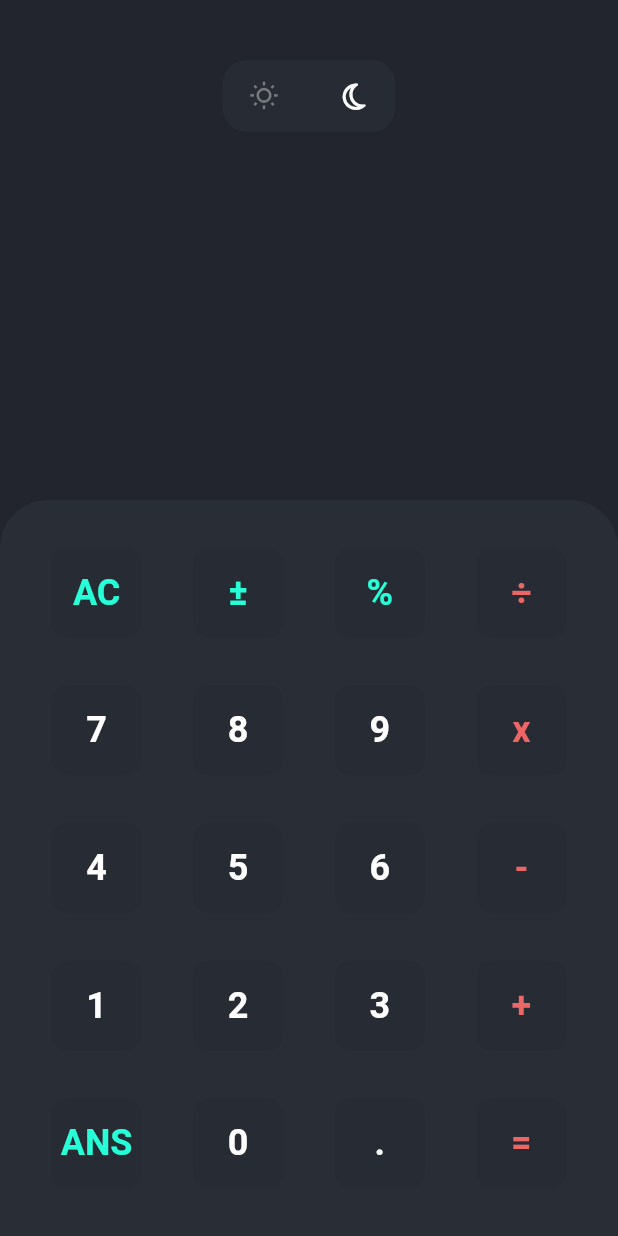
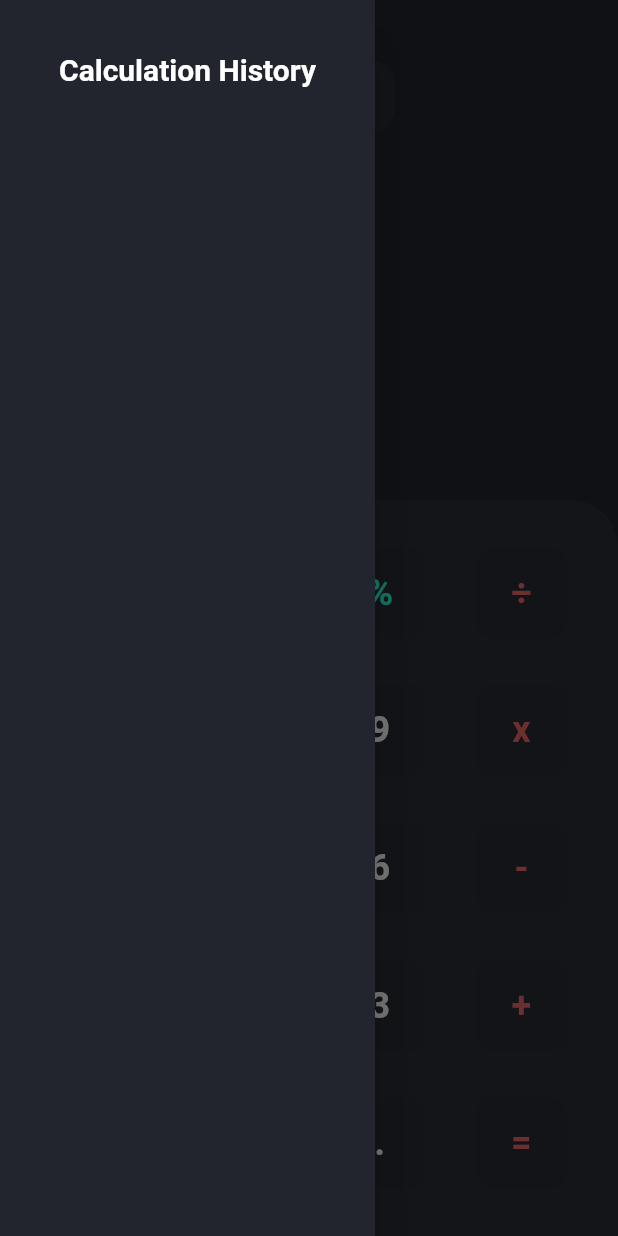
Before and after one commit to zg0ul/calculator_with_history, a Flutter app: the screen it shows after launch, with the side drawer open (before the commit the screen has no drawer), on a phone screen of 412 x 824 dp. Run offline on Flutter 3.47's test engine with Material 2 defaults, Android fonts, the phone set to English and light mode, and no system bars; our stand-ins replace font_awesome_flutter, hive, hive_flutter, math_expressions, shared_preferences; missing offline and left inert: expand_tap_area, flutter_swipe_detector; accounts and stored records are empty.

Commit message:
history feature added and tested

```diff
--- /dev/null
+++ b/lib/boxes.dart
@@ -0,0 +1,3 @@
+import 'package:hive_flutter/hive_flutter.dart';
+
+late Box calculationBox;
--- /dev/null
+++ b/lib/calculation_history.dart
@@ -0,0 +1,17 @@
+import 'package:hive/hive.dart';
+
+part 'calculation_history.g.dart';
+
+@HiveType(typeId: 1)
+class CalculationHistory {
+  @HiveField(0)
+  String equation;
+
+  @HiveField(1)
+  String result;
+
+  CalculationHistory({
+    required this.equation,
+    required this.result,
+  });
+}
--- a/lib/views/home_screen.dart
+++ b/lib/views/home_screen.dart
@@ -1,3 +1,4 @@
+import 'package:calculator_with_history/calculation_history.dart';
 import 'package:calculator_with_history/constants/colors.dart';
 import 'package:calculator_with_history/theme/theme_model.dart';
 import 'package:calculator_with_history/widgets/calculator_buttons.dart';
@@ -5,6 +6,7 @@ import 'package:expand_tap_area/expand_tap_area.dart';
 import 'package:flutter/material.dart';
 import 'package:flutter_swipe_detector/flutter_swipe_detector.dart';
 import 'package:font_awesome_flutter/font_awesome_flutter.dart';
+import 'package:hive/hive.dart';
 import 'package:intl/intl.dart';
 import 'package:math_expressions/math_expressions.dart';
 import 'package:provider/provider.dart';
@@ -18,42 +20,24 @@ class HomeScreen extends StatefulWidget {
 
 class _HomeScreenState extends State<HomeScreen> {
   String equation = ''; // State for the equation
-  String userAnswer = '';
-  String ans = '';
+  String calculation = '';
+  String ansHistory = '';
+  List<CalculationHistory> calculationHistory = [];
+  late Box<CalculationHistory> historyBox;
 
-  // Function to update the equation string
-  updateEquation(String newNumber) {
-    setState(() {
-      if (newNumber == 'AC') {
-        equation = '';
-        userAnswer = '';
-        return;
-      }
-      equation += newNumber;
-      return;
-    });
+  @override
+  void initState() {
+    super.initState();
+    historyBox = Hive.box('calculationHistory');
+    calculationHistory = historyBox.values.toList();
   }
 
-  // Function to calculate the answer
-  void equalPressed(String equation) {
-    // we don't use final because we will change it
-    String userQuestion = equation;
-
-    // we must replace the symbols to be able to calculate the equation
-    userQuestion = userQuestion.replaceAll('x', '*'); // Replace x with *
-    userQuestion = userQuestion.replaceAll('÷', '/'); // Replace ÷ with /
-    userQuestion = userQuestion.replaceAll('ANS', ans);
-
-    Parser p = Parser();
-    Expression exp = p.parse(userQuestion);
-    ContextModel cm = ContextModel();
-    double eval = exp.evaluate(EvaluationType.REAL, cm);
-
-    setState(() {
-      equation = '';
-      userAnswer = NumberFormat.decimalPattern().format(eval);
-      ans = userAnswer;
-    });
+  @override
+  void dispose() {
+    if (historyBox.isOpen) {
+      historyBox.close();
+    }
+    super.dispose();
   }
 
   @override
@@ -62,8 +46,108 @@ class _HomeScreenState extends State<HomeScreen> {
       builder: (context, ThemeModel themeNotifier, child) {
         return Scaffold(
           backgroundColor: Theme.of(context).colorScheme.background,
+          drawer: Drawer(
+            backgroundColor: Theme.of(context).colorScheme.background,
+            width: 250,
+            child: Column(
+              children: [
+                Padding(
+                  padding: const EdgeInsets.only(top: 35.0, bottom: 3),
+                  child: Text(
+                    "Calculation History",
+                    style: TextStyle(
+                      color: Theme.of(context).colorScheme.secondary,
+                      fontSize: 20,
+                      fontWeight: FontWeight.bold,
+                    ),
+                    textAlign: TextAlign.start,
+                  ),
+                ),
+                Expanded(
+                  child: Center(
+                    child: ListView.builder(
+                      itemCount: calculationHistory.length,
+                      itemBuilder: (context, index) {
+                        return Padding(
+                          padding: const EdgeInsets.only(top: 4.0),
+                          child: ListTile(
+                            title: Expanded(
+                              child: Container(
+                                // height: 48,
+                                decoration: BoxDecoration(
+                                  color: Theme.of(context)
+                                      .colorScheme
+                                      .secondaryContainer,
+                                  borderRadius: BorderRadius.circular(16),
+                                ),
+                                child: Center(
+                                  child: Padding(
+                                    padding: const EdgeInsets.all(8.0),
+                                    child: Column(
+                                      children: [
+                                        Text(
+                                          calculationHistory[index]
+                                              .result
+                                              .toString(),
+                                          style: TextStyle(
+                                              color: Theme.of(context)
+                                                  .colorScheme
+                                                  .secondary),
+                                        ),
+                                        Text(
+                                          calculationHistory[index].equation,
+                                          style: TextStyle(
+                                              color: Theme.of(context)
+                                                  .colorScheme
+                                                  .secondary),
+                                        ),
+                                      ],
+                                    ),
+                                  ),
+                                ),
+                              ),
+                            ),
+                          ),
+                        );
+                      },
+                    ),
+                  ),
+                ),
+              ],
+            ),
+          ),
           body: Column(
             children: [
+              Row(
+                mainAxisAlignment: MainAxisAlignment.spaceBetween,
+                children: [
+                  //drawer icon
+                  Padding(
+                    padding: const EdgeInsets.only(top: 40, left: 16),
+                    child: Builder(builder: (context) {
+                      return GestureDetector(
+                        onTap: () {
+                          Scaffold.of(context).openDrawer();
+                        },
+                        child: Container(
+                          width: 48,
+                          height: 48,
+                          decoration: BoxDecoration(
+                            color: Theme.of(context)
+                                .colorScheme
+                                .secondaryContainer,
+                            borderRadius: BorderRadius.circular(16),
+                          ),
+                          child: Icon(
+                            Icons.menu,
+                            color: Theme.of(context).colorScheme.secondary,
+                            size: 20,
+                          ),
+                        ),
+                      );
+                    }),
+                  ),
+                  // theme switcher
                   Padding(
                     padding: const EdgeInsets.only(top: 40.0),
                     child: Container(
@@ -110,6 +194,12 @@ class _HomeScreenState extends State<HomeScreen> {
                       ),
                     ),
                   ),
+                  const Padding(
+                    padding: EdgeInsets.only(right: 16.0),
+                    child: SizedBox(width: 48),
+                  ),
+                ],
+              ),
               Expanded(
                 flex: 1,
                 child: Column(
@@ -124,7 +214,7 @@ class _HomeScreenState extends State<HomeScreen> {
                       child: Container(
                         alignment: Alignment.centerRight,
                         child: Text(
-                          userAnswer,
+                          calculation,
                           textAlign: TextAlign.end,
                           style: TextStyle(
                             color: Theme.of(context).colorScheme.secondary,
@@ -246,6 +336,51 @@ class _HomeScreenState extends State<HomeScreen> {
     }
   }
 
+  // Function to calculate the answer
+  void equalPressed(String equation) {
+    // we don't use final because we will change it
+    String userQuestion = equation;
+
+    // we must replace the symbols to be able to calculate the equation
+    userQuestion = userQuestion.replaceAll('x', '*'); // Replace x with *
+    userQuestion = userQuestion.replaceAll('÷', '/'); // Replace ÷ with /
+    userQuestion = userQuestion.replaceAll('ANS', ansHistory);
+
+    Parser p = Parser();
+    Expression exp = p.parse(userQuestion);
+    ContextModel cm = ContextModel();
+    double eval = exp.evaluate(EvaluationType.REAL, cm);
+
+    setState(() {
+      calculation = NumberFormat.decimalPattern().format(eval);
+      ansHistory = calculation;
+      calculationHistory.insert(
+          0, CalculationHistory(equation: equation, result: calculation));
+      equation = '';
+      if (calculationHistory.length > 10) {
+        calculationHistory.removeLast();
+      }
+    });
+    historyBox.add(CalculationHistory(
+      equation: userQuestion,
+      result: calculation,
+    ));
+  }
+
+  // Function to update the equation string
+  updateEquation(String newNumber) {
+    setState(() {
+      if (newNumber == 'AC') {
+        equation = '';
+        calculation = '';
+        return;
+      } else {
+        equation += newNumber;
+        return;
+      }
+    });
+  }
+
   List<TextSpan> _getEquationSpans() {
     List<TextSpan> spans = [];
     String currentNumber = '';
--- a/pubspec.yaml
+++ b/pubspec.yaml
@@ -42,10 +42,14 @@ dependencies:
   shared_preferences: ^2.2.0
   font_awesome_flutter: ^10.5.0
   expand_tap_area: ^1.1.1
+  hive: ^2.2.3
+  hive_flutter: ^1.1.0
 
 dev_dependencies:
   flutter_test:
     sdk: flutter
+  hive_generator:
+  build_runner:
 
   # The "flutter_lints" package below contains a set of recommended lints to
   # encourage good coding practices. The lint set provided by the package is
```
Also changed, not shown: lib/main.dart (+11 -1 lines), lib/calculation_history.g.dart (added), pubspec.lock, 1 other file. Lines whose indentation alone changed are shown as unchanged.
